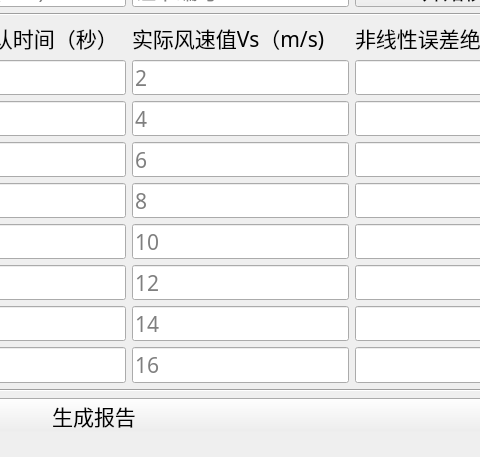
The window that MainWindow.ui (chaidk/ErrorCalibration) describes before a commit, drawn with Qt 5; both pictures show x 395 to 875 and y 103 to 560 of the 980 by 560 pixel window.
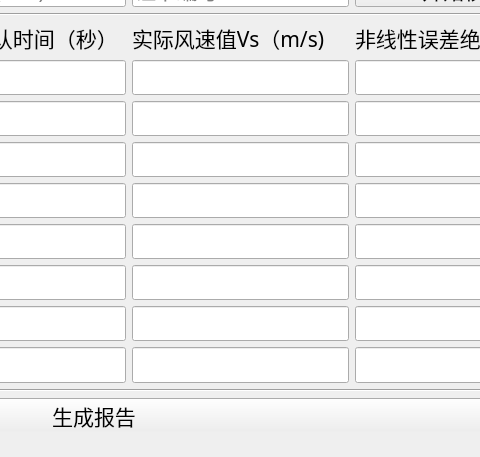
The same window after the commit. Icons and pictures are not drawn.

```diff
--- a/MainWindow.ui
+++ b/MainWindow.ui
@@ -136,7 +136,7 @@
           </font>
          </property>
          <property name="placeholderText">
-          <string>6</string>
+          <string/>
          </property>
         </widget>
        </item>
@@ -149,7 +149,7 @@
           </font>
          </property>
          <property name="placeholderText">
-          <string>2</string>
+          <string/>
          </property>
         </widget>
        </item>
@@ -223,7 +223,7 @@
           </font>
          </property>
          <property name="placeholderText">
-          <string>12</string>
+          <string/>
          </property>
         </widget>
        </item>
@@ -272,7 +272,7 @@
           </font>
          </property>
          <property name="placeholderText">
-          <string>10</string>
+          <string/>
          </property>
         </widget>
        </item>
@@ -298,7 +298,7 @@
           </font>
          </property>
          <property name="placeholderText">
-          <string>8</string>
+          <string/>
          </property>
         </widget>
        </item>
@@ -311,7 +311,7 @@
           </font>
          </property>
          <property name="placeholderText">
-          <string>4</string>
+          <string/>
          </property>
         </widget>
        </item>
@@ -644,7 +644,7 @@
           <string/>
          </property>
          <property name="placeholderText">
-          <string>14</string>
+          <string/>
          </property>
         </widget>
        </item>
@@ -773,7 +773,7 @@
           <string/>
          </property>
          <property name="placeholderText">
-          <string>16</string>
+          <string/>
          </property>
         </widget>
        </item>
```
